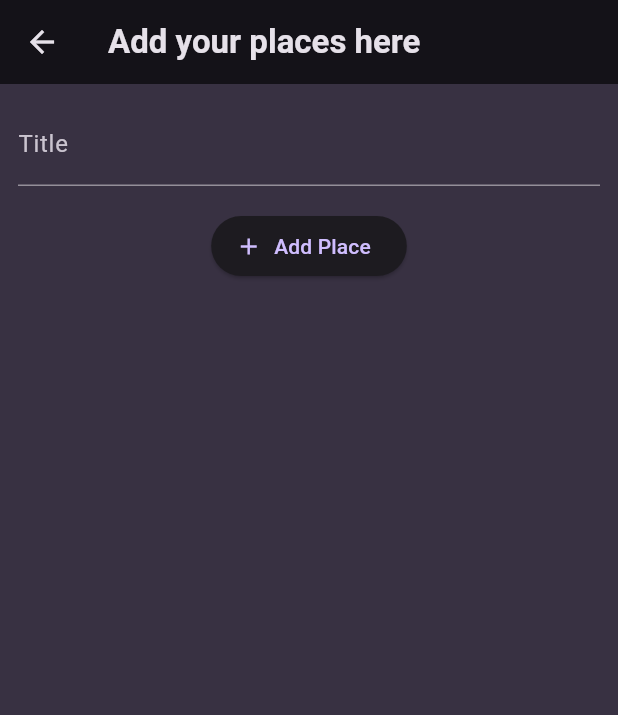
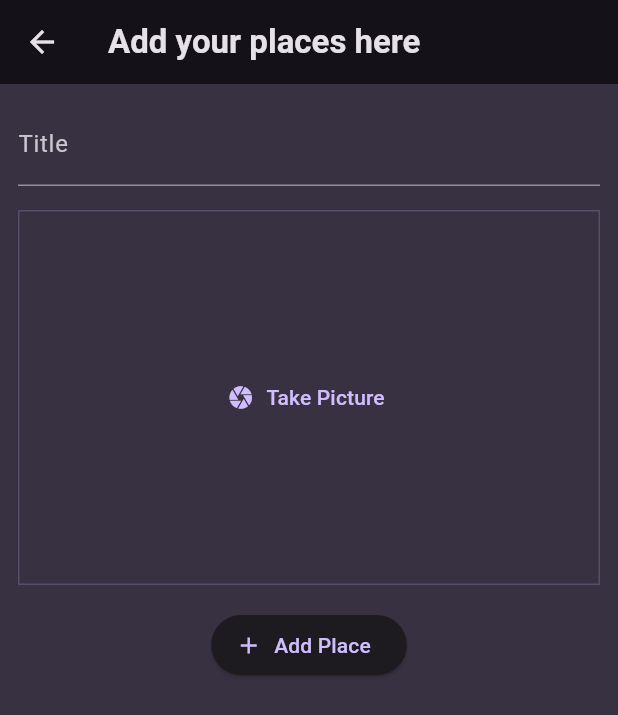
Before and after one commit to atomicstructure/favorite_places_app, a Flutter app: the AddPlaceScreen screen opened by its route, on a phone screen of 412 x 824 dp. Shown: the top 715 px of the screen. Run offline on Flutter 3.47's test engine with Material 3 defaults, Android fonts, the phone set to English and light mode, and no system bars; our stand-ins replace flutter_riverpod, go_router, google_fonts, image_picker.

Commit message:
Added and set up the image container to take pictures

```diff
--- a/lib/screens/add_place.dart
+++ b/lib/screens/add_place.dart
@@ -1,4 +1,5 @@
 import 'package:favorite_places_app/providers/user_places.dart';
+import 'package:favorite_places_app/widgets/image_input.dart';
 import 'package:flutter/material.dart';
 import 'package:flutter_riverpod/flutter_riverpod.dart';
 import 'package:go_router/go_router.dart';
@@ -51,6 +52,11 @@ class _AddPlaceSccreenState extends ConsumerState<AddPlaceScreen> {
             const SizedBox(
               height: 16,
             ),
+            // TODO: Add image Input here
+            const ImageInput(),
+            const SizedBox(
+              height: 16,
+            ),
             ElevatedButton.icon(
               onPressed: _savePlace,
               icon: const Icon(Icons.add),
--- /dev/null
+++ b/lib/widgets/image_input.dart
@@ -0,0 +1,34 @@
+import 'package:flutter/material.dart';
+import 'package:image_picker/image_picker.dart';
+
+class ImageInput extends StatefulWidget {
+  const ImageInput({super.key});
+
+  @override
+  State<ImageInput> createState() {
+    return _ImageInputState();
+  }
+}
+
+class _ImageInputState extends State<ImageInput> {
+  void _takepicture() {}
+  @override
+  Widget build(BuildContext context) {
+    return Container(
+      decoration: BoxDecoration(
+        border: Border.all(
+          width: 1,
+          color: Theme.of(context).colorScheme.primary.withOpacity(0.2),
+        ),
+      ),
+      height: 250,
+      width: double.infinity,
+      alignment: Alignment.center,
+      child: TextButton.icon(
+        icon: const Icon(Icons.camera),
+        label: const Text('Take Picture'),
+        onPressed: _takepicture,
+      ),
+    );
+  }
+}
--- a/pubspec.yaml
+++ b/pubspec.yaml
@@ -39,6 +39,7 @@ dependencies:
   uuid: ^4.2.1
   go_router: ^12.1.1
   flutter_riverpod: ^2.4.8
+  image_picker: ^1.0.4
 
 dev_dependencies:
   flutter_test:
```
Also changed, not shown: pubspec.lock, 5 other files.
